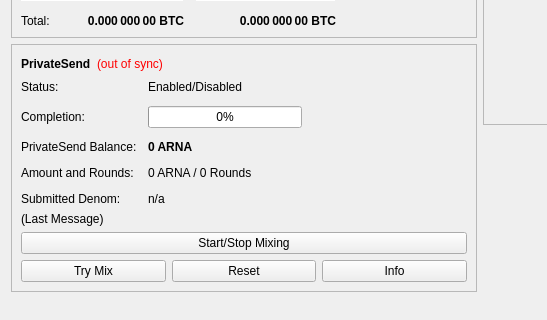
Before: the Qt Designer form arena-master/src/qt/forms/overviewpage.ui in ArenaCoinDev/Arena, drawn with Qt 5; both pictures show x 0 to 547 and y 178 to 498 of the 960 by 585 pixel window.
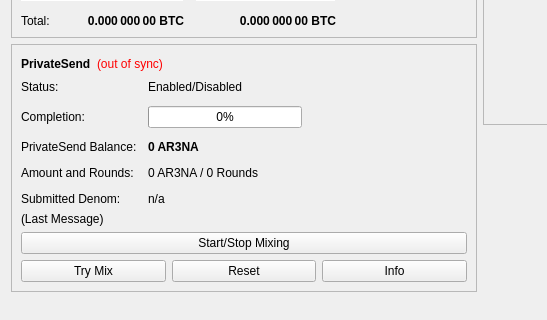
After: the same form once the commit is applied.

Commit message: changing ARENA symbol from ARNA to AR3NA

What changed in the file:
```diff
--- a/arena-master/src/qt/forms/overviewpage.ui
+++ b/arena-master/src/qt/forms/overviewpage.ui
@@ -511,7 +511,7 @@
                </font>
               </property>
               <property name="text">
-               <string notr="true">0 ARNA</string>
+               <string notr="true">0 AR3NA</string>
               </property>
              </widget>
             </item>
@@ -525,7 +525,7 @@
             <item row="3" column="1">
              <widget class="QLabel" name="labelAmountRounds">
               <property name="text">
-               <string>0 ARNA / 0 Rounds</string>
+               <string>0 AR3NA / 0 Rounds</string>
               </property>
              </widget>
             </item>
```
